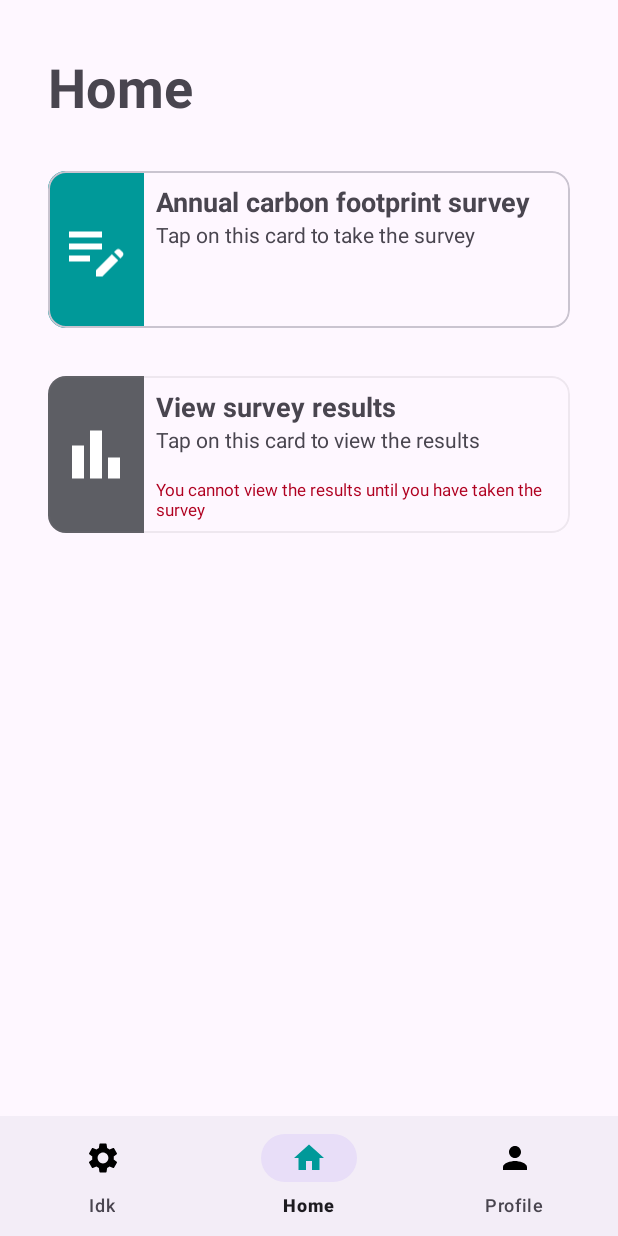
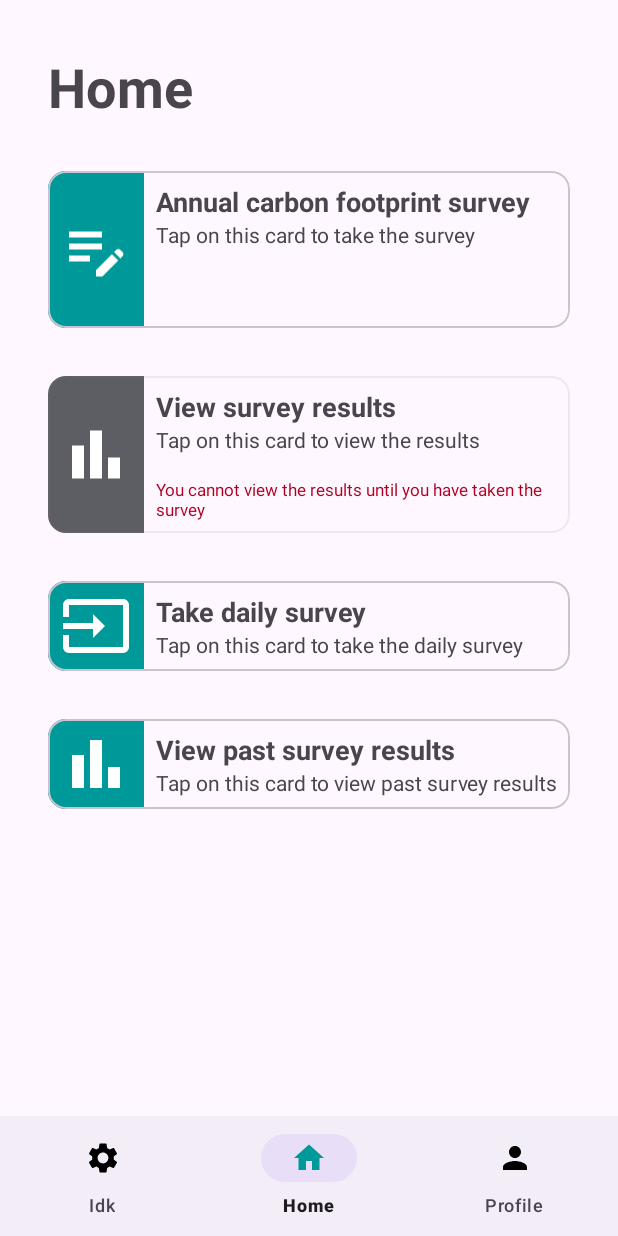
Before and after one commit to Imran-az/B07-Project, an Android app: the screen it shows after launch once a user with an empty profile is signed in (Dashboard), on a phone screen of 412 x 824 dp. Run offline under Robolectric (Android 15) with nearby library versions, the phone set to English and light mode, and no system bars; our stand-ins replace Firebase (no records; nobody signed in at launch, a user with empty details on screens opened directly).

Commit message:
feat: added additional buttons for daily survey in home page

```diff
--- a/app/src/main/AndroidManifest.xml
+++ b/app/src/main/AndroidManifest.xml
@@ -15,23 +15,15 @@
         <activity
             android:name=".Dashboard"
             android:exported="true" />
-        <!-- Other activities -->
-
         <activity
             android:name=".DailySurvey.QuestionList"
             android:exported="false" />
         <activity
-            android:name=".DailySurvey.ActivityList"
-            android:exported="false" />
-        <activity
-            android:name=".DailySurvey.QuestionList"
-            android:exported="false" />
-        <activity
-            android:name=".DailySurvey.ActivityList"
+            android:name=".DailySurvey.DailySurveyHomePage"
             android:exported="false" />
         <activity
             android:name=".DailySurvey.CalendarPage"
-            android:exported="false"/>
+            android:exported="false" />
         <activity
             android:name=".DailySurvey.QuestionnairePageQ9"
             android:exported="false" />
@@ -59,19 +51,19 @@
         <activity
             android:name=".UserLogin.SignUpPage"
             android:exported="false" />
-        <activity android:name=".UserLogin.LoginPageView"
+        <activity
+            android:name=".UserLogin.LoginPageView"
             android:exported="false" />
-        <activity android:name=".UserLogin.ForgotPasswordPage"
+        <activity
+            android:name=".UserLogin.ForgotPasswordPage"
             android:exported="false" />
 
         <activity
             android:name=".UserLogin.WelcomePage"
             android:exported="true">
 
-            <!-- To ensure that welcomepage is the first page that opens when the app launches -->
             <intent-filter>
                 <action android:name="android.intent.action.MAIN" />
-
                 <category android:name="android.intent.category.LAUNCHER" />
             </intent-filter>
         </activity>
--- a/app/src/main/java/net/robertx/planeteze_b07/DailySurvey/DailySurveyHomePage.java
+++ b/app/src/main/java/net/robertx/planeteze_b07/DailySurvey/DailySurveyHomePage.java
@@ -56,11 +56,6 @@ public class DailySurveyHomePage extends AppCompatActivity {
 
         MaterialToolbar toolbar = findViewById(R.id.toolbar_question_list);
         toolbar.setNavigationOnClickListener(v -> {
-            // Create an Intent to go to the other Activity
-            Intent intent = new Intent(DailySurveyHomePage.this, CalendarPage.class);
-            startActivity(intent);  // Start the new Activity
-
-            // Optionally finish the current Activity
             finish();
         });
 
--- a/app/src/main/java/net/robertx/planeteze_b07/ui/dashboard/HomeFragment.java
+++ b/app/src/main/java/net/robertx/planeteze_b07/ui/dashboard/HomeFragment.java
@@ -14,6 +14,8 @@ import com.google.firebase.auth.FirebaseAuth;
 import com.google.firebase.firestore.CollectionReference;
 import com.google.firebase.firestore.FirebaseFirestore;
 
+import net.robertx.planeteze_b07.DailySurvey.CalendarPage;
+import net.robertx.planeteze_b07.DailySurvey.DailySurveyHomePage;
 import net.robertx.planeteze_b07.R;
 import net.robertx.planeteze_b07.annualCarbonTracker.ResultsActivity;
 import net.robertx.planeteze_b07.annual_carbon_footprint.AnnualCarbonFootprintSurvey;
@@ -29,7 +31,7 @@ public class HomeFragment extends Fragment {
     public View onCreateView(@NonNull LayoutInflater inflater, @Nullable ViewGroup container, @Nullable Bundle savedInstanceState) {
         View view = inflater.inflate(R.layout.fragment_home, container, false);
 
-        view.findViewById(R.id.cardView).setOnClickListener(v -> {
+        view.findViewById(R.id.card_annual_footprint).setOnClickListener(v -> {
             Intent intent = new Intent(getActivity(), AnnualCarbonFootprintSurvey.class);
             startActivity(intent);
         });
@@ -58,6 +60,16 @@ public class HomeFragment extends Fragment {
             startActivity(intent);
         });
 
+        view.findViewById(R.id.card_take_daily_survey).setOnClickListener(v -> {
+            Intent intent = new Intent(getActivity(), DailySurveyHomePage.class);
+            startActivity(intent);
+        });
+
+        view.findViewById(R.id.card_view_past_daily_survey).setOnClickListener(v -> {
+            Intent intent = new Intent(getActivity(), CalendarPage.class);
+            startActivity(intent);
+        });
+
         return view;
     }
 }
--- /dev/null
+++ b/app/src/main/res/drawable/baseline_input_24.xml
@@ -0,0 +1,5 @@
+<vector xmlns:android="http://schemas.android.com/apk/res/android" android:autoMirrored="true" android:height="24dp" android:tint="#000000" android:viewportHeight="24" android:viewportWidth="24" android:width="24dp">
+
+    <path android:fillColor="@android:color/white" android:pathData="M21,3.01H3c-1.1,0 -2,0.9 -2,2V9h2V4.99h18v14.03H3V15H1v4.01c0,1.1 0.9,1.98 2,1.98h18c1.1,0 2,-0.88 2,-1.98v-14c0,-1.11 -0.9,-2 -2,-2zM11,16l4,-4 -4,-4v3H1v2h10v3z"/>
+
+</vector>
--- /dev/null
+++ b/app/src/main/res/drawable/scaled_input.xml
@@ -0,0 +1,4 @@
+<?xml version="1.0" encoding="utf-8"?>
+<layer-list xmlns:android="http://schemas.android.com/apk/res/android">
+    <item android:drawable="@drawable/baseline_input_24" android:width="48dp" android:height="48dp" />
+</layer-list>
--- a/app/src/main/res/layout/fragment_home.xml
+++ b/app/src/main/res/layout/fragment_home.xml
@@ -5,7 +5,7 @@
     android:layout_height="match_parent">
 
     <TextView
-        android:id="@+id/textView"
+        android:id="@+id/home_header_text"
         android:layout_width="wrap_content"
         android:layout_height="wrap_content"
         android:layout_marginStart="32dp"
@@ -17,7 +17,7 @@
         app:layout_constraintTop_toTopOf="parent" />
 
     <com.google.android.material.card.MaterialCardView
-        android:id="@+id/cardView"
+        android:id="@+id/card_annual_footprint"
         android:layout_width="0dp"
         android:layout_height="wrap_content"
         android:layout_marginStart="32dp"
@@ -27,7 +27,7 @@
         android:focusable="true"
         app:layout_constraintEnd_toEndOf="parent"
         app:layout_constraintStart_toStartOf="parent"
-        app:layout_constraintTop_toBottomOf="@+id/textView">
+        app:layout_constraintTop_toBottomOf="@+id/home_header_text">
 
 
         <LinearLayout
@@ -92,7 +92,7 @@
         android:focusable="true"
         app:layout_constraintEnd_toEndOf="parent"
         app:layout_constraintStart_toStartOf="parent"
-        app:layout_constraintTop_toBottomOf="@+id/cardView">
+        app:layout_constraintTop_toBottomOf="@+id/card_annual_footprint">
 
         <LinearLayout
             android:layout_width="match_parent"
@@ -144,4 +144,112 @@
         </LinearLayout>
     </com.google.android.material.card.MaterialCardView>
 
+    <com.google.android.material.card.MaterialCardView
+        android:id="@+id/card_take_daily_survey"
+        android:layout_width="0dp"
+        android:layout_height="wrap_content"
+        android:layout_marginStart="32dp"
+        android:layout_marginTop="32dp"
+        android:layout_marginEnd="32dp"
+        android:clickable="true"
+        android:focusable="true"
+        app:layout_constraintEnd_toEndOf="parent"
+        app:layout_constraintStart_toStartOf="parent"
+        app:layout_constraintTop_toBottomOf="@+id/cardViewSurveyResults">
+
+        <LinearLayout
+            android:layout_width="match_parent"
+            android:layout_height="wrap_content"
+            android:orientation="horizontal">
+
+            <ImageView
+                android:layout_width="wrap_content"
+                android:layout_height="match_parent"
+                android:layout_gravity="center"
+                android:paddingStart="8dp"
+                android:paddingEnd="8dp"
+                app:tint="@color/white"
+                android:background="@color/card_icon_background_color"
+                android:src="@drawable/scaled_input" />
+
+            <LinearLayout
+                android:layout_width="match_parent"
+                android:layout_height="wrap_content"
+                android:layout_marginStart="8dp"
+                android:layout_marginEnd="8dp"
+                android:layout_marginTop="8dp"
+                android:layout_marginBottom="8dp"
+                android:orientation="vertical">
+
+                <TextView
+                    android:layout_width="wrap_content"
+                    android:layout_height="wrap_content"
+                    android:text="Take daily survey"
+                    android:textSize="18sp"
+                    android:textStyle="bold" />
+
+                <TextView
+                    android:layout_width="match_parent"
+                    android:layout_height="wrap_content"
+                    android:text="Tap on this card to take the daily survey" />
+
+            </LinearLayout>
+        </LinearLayout>
+    </com.google.android.material.card.MaterialCardView>
+
+    <com.google.android.material.card.MaterialCardView
+        android:id="@+id/card_view_past_daily_survey"
+        android:layout_width="0dp"
+        android:layout_height="wrap_content"
+        android:layout_marginStart="32dp"
+        android:layout_marginTop="32dp"
+        android:layout_marginEnd="32dp"
+        android:clickable="true"
+        android:focusable="true"
+        app:layout_constraintEnd_toEndOf="parent"
+        app:layout_constraintStart_toStartOf="parent"
+        app:layout_constraintTop_toBottomOf="@+id/card_take_daily_survey">
+
+        <LinearLayout
+            android:layout_width="match_parent"
+            android:layout_height="wrap_content"
+            android:orientation="horizontal">
+
+            <ImageView
+                android:id="@+id/card_view_past_daily_survey_icon"
+                android:layout_width="wrap_content"
+                android:layout_height="match_parent"
+                android:paddingStart="8dp"
+                android:paddingEnd="8dp"
+                app:tint="@color/white"
+                android:background="@color/card_icon_background_color"
+                android:src="@drawable/scaled_bar_chart" />
+
+            <LinearLayout
+                android:layout_width="match_parent"
+                android:layout_height="wrap_content"
+                android:layout_marginStart="8dp"
+                android:layout_marginEnd="8dp"
+                android:layout_marginTop="8dp"
+                android:layout_marginBottom="8dp"
+                android:orientation="vertical">
+
+                <TextView
+                    android:layout_width="wrap_content"
+                    android:layout_height="wrap_content"
+                    android:text="View past survey results"
+                    android:textSize="18sp"
+                    android:textStyle="bold" />
+
+                <TextView
+                    android:layout_width="match_parent"
+                    android:layout_height="wrap_content"
+                    android:text="Tap on this card to view past survey results" />
+
+            </LinearLayout>
+        </LinearLayout>
+    </com.google.android.material.card.MaterialCardView>
+
+
+
 </androidx.constraintlayout.widget.ConstraintLayout>
```
